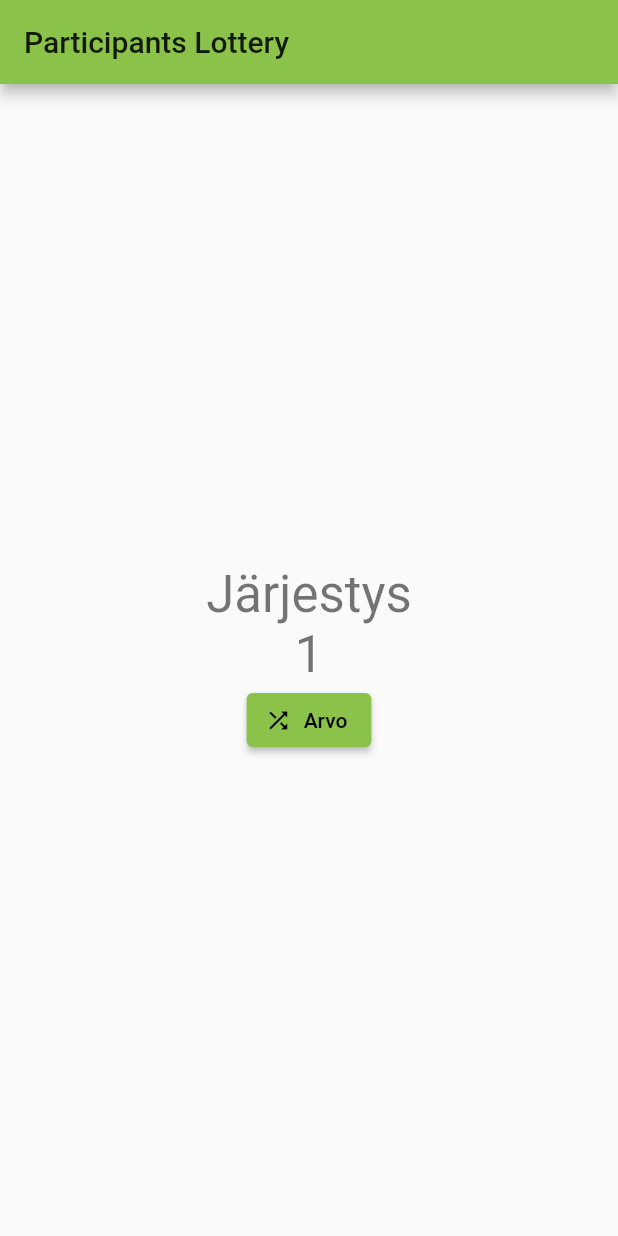
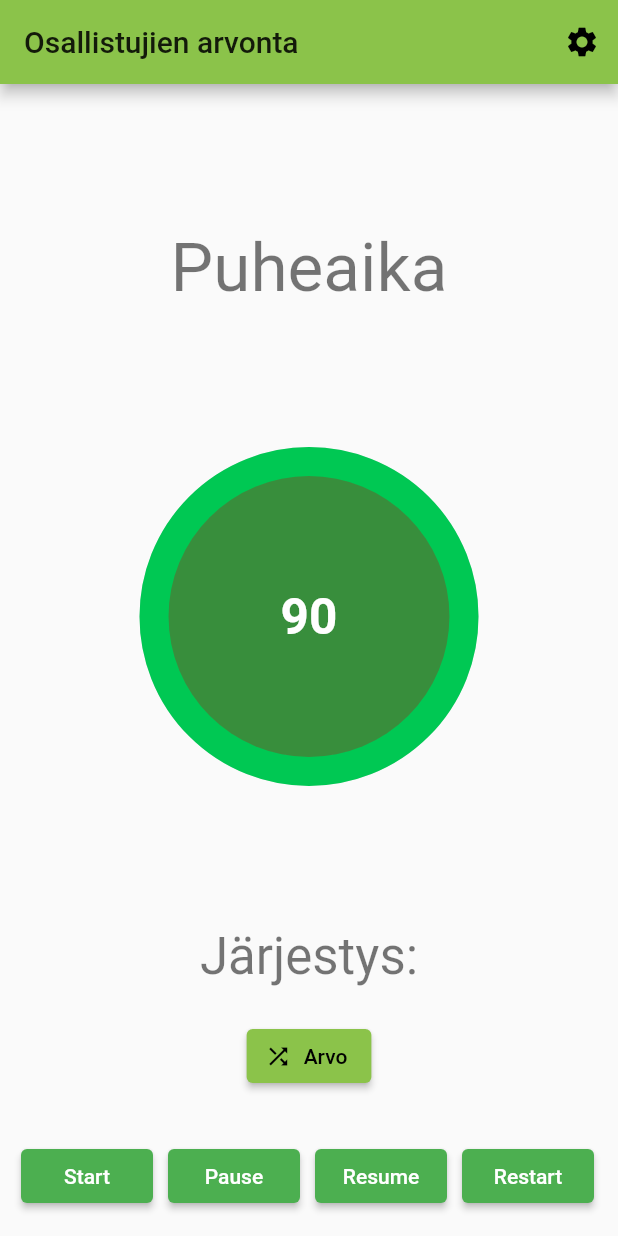
Before and after one commit to areee/flutter_participants_lottery, a Flutter app: the screen it shows after launch, after a tap on "Arvo", on a phone screen of 412 x 824 dp. Run offline on Flutter 3.47's test engine with Material 2 defaults, Android fonts, the phone set to English and light mode, and no system bars; drawn by our look-alikes of circular_countdown_timer.

Commit message:
First working version (#1)
* Add textField component (not ready yet!)

* Add lottery logic (made earlier to my separate Dart project)

* Add a settings button into AppBar (not ready yet!)

* Add 'circular_countdown_timer' library & use it in the main.dart (+ remove unnecessary old parts)

* Finish the 1st working version

* Update href in index.html

```diff
--- /dev/null
+++ b/lib/lottery_logic.dart
@@ -0,0 +1,30 @@
+import 'dart:math';
+
+String runLottery(String names) {
+  return runLotteryList(names.split(','));
+}
+
+String runLotteryList(List<String> names) {
+  var reOrderedList = <int>[];
+
+  var random = Random();
+
+  while (reOrderedList.length != names.length) {
+    var randomNumber = random.nextInt(names.length);
+
+    if (!reOrderedList.contains(randomNumber)) {
+      reOrderedList.add(randomNumber);
+    }
+  }
+
+  var returnedString = '';
+
+  for (var i = 0; i < reOrderedList.length; i++) {
+    if (i == 0) {
+      returnedString = '${names[reOrderedList[i]]}';
+    } else {
+      returnedString = '$returnedString, ${names[reOrderedList[i]]}';
+    }
+  }
+  return returnedString.replaceAll('  ', ' ');
+}
--- a/lib/main.dart
+++ b/lib/main.dart
@@ -1,4 +1,6 @@
 import 'package:flutter/material.dart';
+import 'package:circular_countdown_timer/circular_countdown_timer.dart';
+import 'package:flutter_participants_lottery/lottery_logic.dart' as lottery;
 
 void main() {
   runApp(MyApp());
@@ -8,11 +10,12 @@ class MyApp extends StatelessWidget {
   @override
   Widget build(BuildContext context) {
     return MaterialApp(
-      title: 'Participants Lottery',
+      debugShowCheckedModeBanner: false,
+      title: 'Osallistujien arvonta',
       theme: ThemeData(
         primarySwatch: Colors.lightGreen,
       ),
-      home: MyHomePage(title: 'Participants Lottery'),
+      home: MyHomePage(title: 'Osallistujien arvonta'),
     );
   }
 }
@@ -27,12 +30,61 @@ class MyHomePage extends StatefulWidget {
 }
 
 class _MyHomePageState extends State<MyHomePage> {
-  int _counter = 0;
+  CountDownController _countDownController = CountDownController();
+  int _duration = 90;
+  TextEditingController _textEditingController = TextEditingController();
+  String codeDialog = '';
+  String valueText = '';
 
-  void _incrementCounter() {
+  void _runLottery(){
     setState(() {
-      _counter++;
+      codeDialog = lottery.runLottery(codeDialog);
     });
+  }
+
+  Future<void> _displayTextInputDialog(BuildContext context) async {
+    return showDialog(
+        context: context,
+        builder: (context) {
+          return AlertDialog(
+            title: Text('Syötä nimet'),
+            content: TextField(
+              onChanged: (value) {
+                setState(() {
+                  valueText = value;
+                });
+              },
+              controller: _textEditingController,
+              decoration: InputDecoration(hintText: "Syötä nimet, erottele pilkuilla"),
+            ),
+            actions: <Widget>[
+              TextButton(
+                child: Text('Cancel'),
+                onPressed: () {
+                  setState(() {
+                    Navigator.pop(context);
+                  });
+                },
+              ),
+              TextButton(
+                child: Text('OK'),
+                onPressed: () {
+                  setState(() {
+                    codeDialog = valueText;
+                    Navigator.pop(context);
+                  });
+                },
+              ),
+
+            ],
+          );
+        });
+  }
+
+  @override
+  void dispose() {
+    _textEditingController.dispose();
+    super.dispose();
   }
 
   @override
@@ -40,23 +92,104 @@ class _MyHomePageState extends State<MyHomePage> {
     return Scaffold(
       appBar: AppBar(
         title: Text(widget.title),
+        actions: [
+          IconButton(
+            onPressed: (){
+              _displayTextInputDialog(context);
+            },
+            icon: const Icon(Icons.settings),
+            tooltip: 'Asetukset',
+          )
+        ],
       ),
       body: Center(
         child: Column(
           mainAxisAlignment: MainAxisAlignment.center,
           children: <Widget>[
             Text(
-              'Järjestys',
+              'Puheaika',
+              style: Theme.of(context).textTheme.headline3,
+            ),
+            CircularCountDownTimer(
+                width: MediaQuery.of(context).size.width/2,
+                height: MediaQuery.of(context).size.height/2,
+                duration: _duration,
+                initialDuration: 0,
+                fillColor: Colors.greenAccent[700]!,
+                ringColor: Colors.grey[300]!,
+                controller: _countDownController,
+                ringGradient: null,
+                fillGradient: null,
+                backgroundColor: Colors.green[700],
+                backgroundGradient: null,
+                strokeWidth: 20.0,
+                strokeCap: StrokeCap.round,
+                textStyle: TextStyle(
+                  fontSize: 33.0,
+                  color: Colors.white,
+                  fontWeight: FontWeight.bold),
+                textFormat: CountdownTextFormat.S,
+                isReverse: true,
+                isReverseAnimation: true,
+                isTimerTextShown: true,
+                autoStart: false,
+                onStart: () {
+                  print('Countdown Started');
+                },
+                onComplete: () {
+                  print('Countdown Ended');
+                },
+            ),
+            Text(
+              'Järjestys:',
               style: Theme.of(context).textTheme.headline4,
             ),
             Text(
-              '$_counter',
-              style: Theme.of(context).textTheme.headline4,
+              '$codeDialog',
+              style: Theme.of(context).textTheme.headline6,
             ),
-            ElevatedButton.icon(onPressed: _incrementCounter, icon: const Icon(Icons.shuffle,size: 18,), label: Text("Arvo"))
+            ElevatedButton.icon(onPressed: (){_runLottery();}, icon: const Icon(Icons.shuffle,size: 18,), label: Text("Arvo"))
           ],
         ),
       ),
+      floatingActionButton: Row(
+        mainAxisAlignment: MainAxisAlignment.center,
+        children: [
+          SizedBox(
+            width: 30,
+          ),
+          _button(title: "Start", onPressed: () => _countDownController.start()),
+          SizedBox(
+            width: 10,
+          ),
+          _button(title: "Pause", onPressed: () => _countDownController.pause()),
+          SizedBox(
+            width: 10,
+          ),
+          _button(title: "Resume", onPressed: () => _countDownController.resume()),
+          SizedBox(
+            width: 10,
+          ),
+          _button(
+              title: "Restart",
+              onPressed: () => _countDownController.restart(duration: _duration))
+        ],
+      ),
     );
   }
+
+  _button({required String title, VoidCallback? onPressed}) {
+    return Expanded(
+        child: ElevatedButton(
+            child: Text(
+              title,
+              style: TextStyle(color: Colors.white),
+            ),
+            onPressed: onPressed,
+            style: ElevatedButton.styleFrom(
+              primary: Colors.green,
+              onPrimary: Colors.white,
+            )
+        ));
+  }
 }
--- a/pubspec.yaml
+++ b/pubspec.yaml
@@ -28,6 +28,7 @@ dependencies:
   # The following adds the Cupertino Icons font to your application.
   # Use with the CupertinoIcons class for iOS style icons.
   cupertino_icons: ^1.0.2
+  circular_countdown_timer: ^0.2.0
 
 dev_dependencies:
   flutter_test:
```
Also changed, not shown: pubspec.lock, 1 other file.
